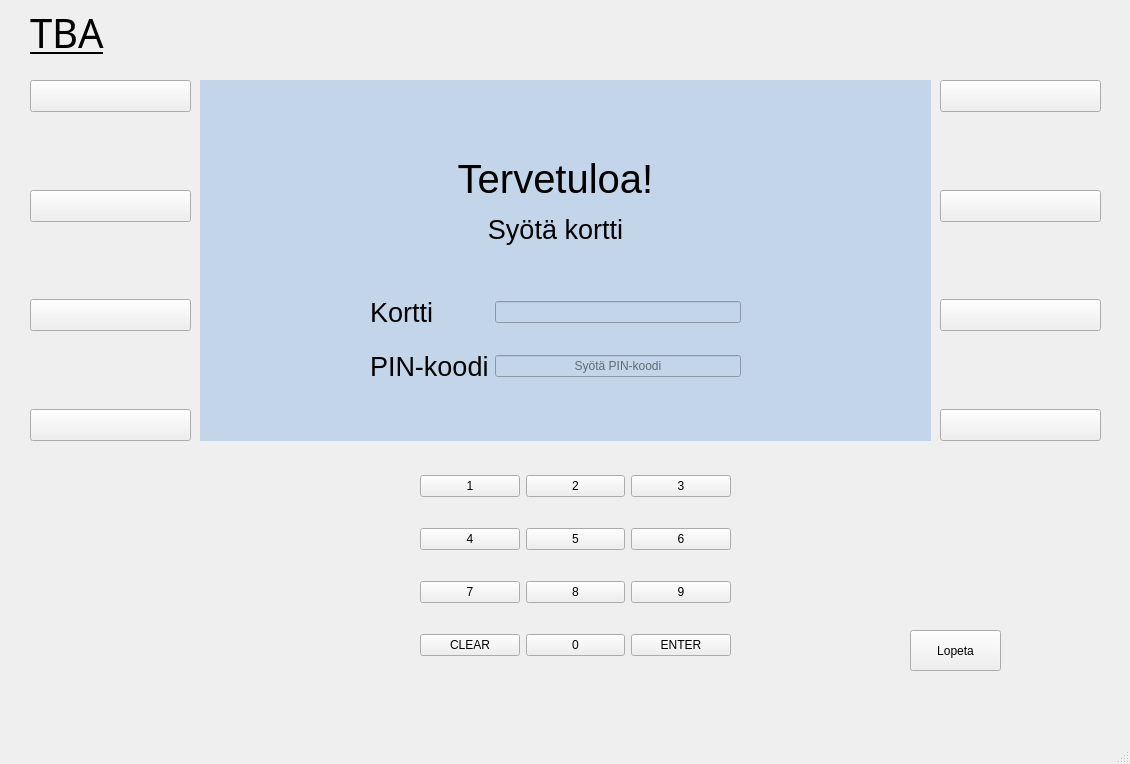
Qt form bank-automat/mainwindow.ui (maennenajere/ATM-Project-2024) before a commit.
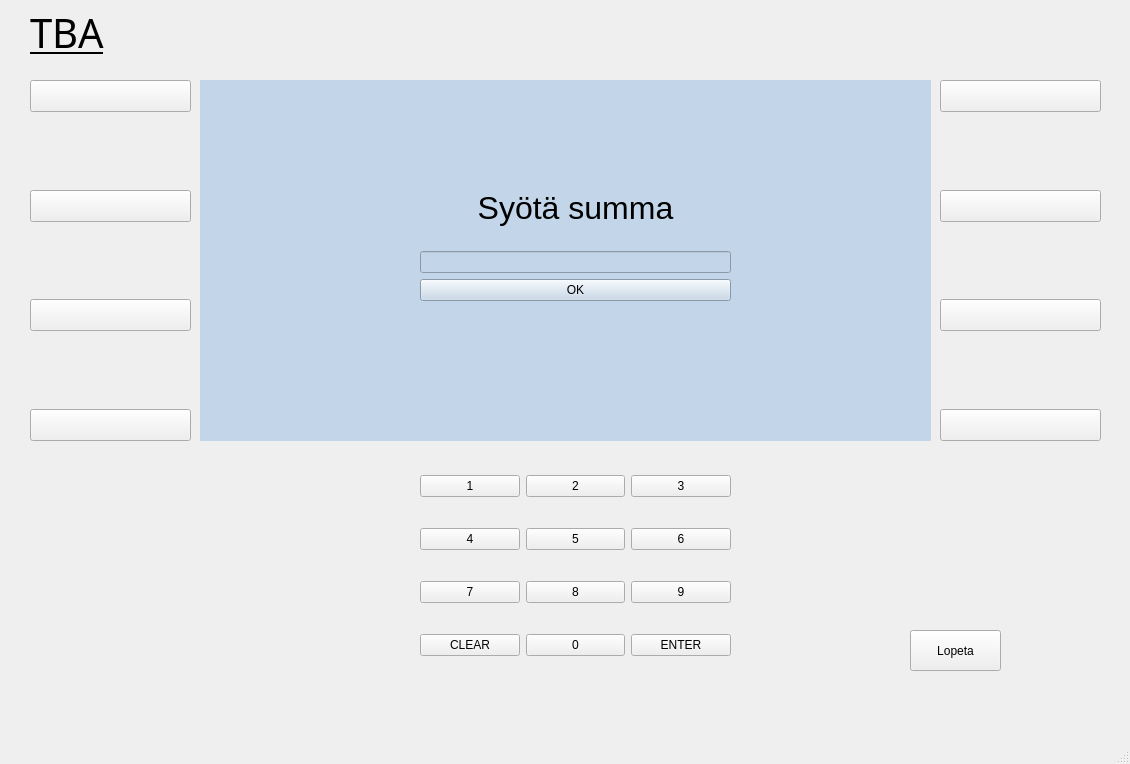
The same form after that commit. The open tabs and pages were chosen to show the change.

```diff
--- a/bank-automat/mainwindow.ui
+++ b/bank-automat/mainwindow.ui
@@ -85,10 +85,22 @@
        </rect>
       </property>
       <layout class="QGridLayout" name="LayoutInsert">
-       <item row="0" column="1">
+       <item row="0" column="0">
+        <widget class="QLabel" name="labelCardInfo">
+         <property name="font">
+          <font>
+           <pointsize>20</pointsize>
+          </font>
+         </property>
+         <property name="text">
+          <string>Kortti</string>
+         </property>
+        </widget>
+       </item>
+       <item row="0" column="2">
         <widget class="QLineEdit" name="lineEditCardInfo">
          <property name="readOnly">
-          <bool>true</bool>
+          <bool>false</bool>
          </property>
         </widget>
        </item>
@@ -104,7 +116,7 @@
          </property>
         </widget>
        </item>
-       <item row="1" column="1">
+       <item row="1" column="2">
         <widget class="QLineEdit" name="lineEditPinCode">
          <property name="autoFillBackground">
           <bool>false</bool>
@@ -5928,6 +5940,254 @@
       </property>
      </widget>
     </widget>
+    <widget class="QWidget" name="stackMuuSumma">
+     <widget class="QWidget" name="verticalLayoutWidget_4">
+      <property name="geometry">
+       <rect>
+        <x>220</x>
+        <y>90</y>
+        <width>311</width>
+        <height>131</height>
+       </rect>
+      </property>
+      <layout class="QVBoxLayout" name="verticalLayout_3">
+       <item>
+        <widget class="QLabel" name="label">
+         <property name="font">
+          <font>
+           <pointsize>24</pointsize>
+          </font>
+         </property>
+         <property name="styleSheet">
+          <string notr="true">color:black</string>
+         </property>
+         <property name="text">
+          <string>Syötä summa</string>
+         </property>
+         <property name="alignment">
+          <set>Qt::AlignCenter</set>
+         </property>
+        </widget>
+       </item>
+       <item>
+        <widget class="QLineEdit" name="lineEditMuuSumma">
+         <property name="readOnly">
+          <bool>false</bool>
+         </property>
+        </widget>
+       </item>
+       <item>
+        <widget class="QPushButton" name="pushButtonMuuSummaOK">
+         <property name="palette">
+          <palette>
+           <active>
+            <colorrole role="WindowText">
+             <brush brushstyle="SolidPattern">
+              <color alpha="255">
+               <red>0</red>
+               <green>0</green>
+               <blue>0</blue>
+              </color>
+             </brush>
+            </colorrole>
+            <colorrole role="Button">
+             <brush brushstyle="SolidPattern">
+              <color alpha="255">
+               <red>195</red>
+               <green>213</green>
+               <blue>232</blue>
+              </color>
+             </brush>
+            </colorrole>
+            <colorrole role="Text">
+             <brush brushstyle="SolidPattern">
+              <color alpha="255">
+               <red>0</red>
+               <green>0</green>
+               <blue>0</blue>
+              </color>
+             </brush>
+            </colorrole>
+            <colorrole role="ButtonText">
+             <brush brushstyle="SolidPattern">
+              <color alpha="255">
+               <red>0</red>
+               <green>0</green>
+               <blue>0</blue>
+              </color>
+             </brush>
+            </colorrole>
+            <colorrole role="Base">
+             <brush brushstyle="SolidPattern">
+              <color alpha="255">
+               <red>195</red>
+               <green>213</green>
+               <blue>232</blue>
+              </color>
+             </brush>
+            </colorrole>
+            <colorrole role="Window">
+             <brush brushstyle="SolidPattern">
+              <color alpha="255">
+               <red>195</red>
+               <green>213</green>
+               <blue>232</blue>
+              </color>
+             </brush>
+            </colorrole>
+            <colorrole role="PlaceholderText">
+             <brush brushstyle="SolidPattern">
+              <color alpha="128">
+               <red>0</red>
+               <green>0</green>
+               <blue>0</blue>
+              </color>
+             </brush>
+            </colorrole>
+           </active>
+           <inactive>
+            <colorrole role="WindowText">
+             <brush brushstyle="SolidPattern">
+              <color alpha="255">
+               <red>0</red>
+               <green>0</green>
+               <blue>0</blue>
+              </color>
+             </brush>
+            </colorrole>
+            <colorrole role="Button">
+             <brush brushstyle="SolidPattern">
+              <color alpha="255">
+               <red>195</red>
+               <green>213</green>
+               <blue>232</blue>
+              </color>
+             </brush>
+            </colorrole>
+            <colorrole role="Text">
+             <brush brushstyle="SolidPattern">
+              <color alpha="255">
+               <red>0</red>
+               <green>0</green>
+               <blue>0</blue>
+              </color>
+             </brush>
+            </colorrole>
+            <colorrole role="ButtonText">
+             <brush brushstyle="SolidPattern">
+              <color alpha="255">
+               <red>0</red>
+               <green>0</green>
+               <blue>0</blue>
+              </color>
+             </brush>
+            </colorrole>
+            <colorrole role="Base">
+             <brush brushstyle="SolidPattern">
+              <color alpha="255">
+               <red>195</red>
+               <green>213</green>
+               <blue>232</blue>
+              </color>
+             </brush>
+            </colorrole>
+            <colorrole role="Window">
+             <brush brushstyle="SolidPattern">
+              <color alpha="255">
+               <red>195</red>
+               <green>213</green>
+               <blue>232</blue>
+              </color>
+             </brush>
+            </colorrole>
+            <colorrole role="PlaceholderText">
+             <brush brushstyle="SolidPattern">
+              <color alpha="128">
+               <red>0</red>
+               <green>0</green>
+               <blue>0</blue>
+              </color>
+             </brush>
+            </colorrole>
+           </inactive>
+           <disabled>
+            <colorrole role="WindowText">
+             <brush brushstyle="SolidPattern">
+              <color alpha="255">
+               <red>0</red>
+               <green>0</green>
+               <blue>0</blue>
+              </color>
+             </brush>
+            </colorrole>
+            <colorrole role="Button">
+             <brush brushstyle="SolidPattern">
+              <color alpha="255">
+               <red>195</red>
+               <green>213</green>
+               <blue>232</blue>
+              </color>
+             </brush>
+            </colorrole>
+            <colorrole role="Text">
+             <brush brushstyle="SolidPattern">
+              <color alpha="255">
+               <red>0</red>
+               <green>0</green>
+               <blue>0</blue>
+              </color>
+             </brush>
+            </colorrole>
+            <colorrole role="ButtonText">
+             <brush brushstyle="SolidPattern">
+              <color alpha="255">
+               <red>0</red>
+               <green>0</green>
+               <blue>0</blue>
+              </color>
+             </brush>
+            </colorrole>
+            <colorrole role="Base">
+             <brush brushstyle="SolidPattern">
+              <color alpha="255">
+               <red>195</red>
+               <green>213</green>
+               <blue>232</blue>
+              </color>
+             </brush>
+            </colorrole>
+            <colorrole role="Window">
+             <brush brushstyle="SolidPattern">
+              <color alpha="255">
+               <red>195</red>
+               <green>213</green>
+               <blue>232</blue>
+              </color>
+             </brush>
+            </colorrole>
+            <colorrole role="PlaceholderText">
+             <brush brushstyle="SolidPattern">
+              <color alpha="128">
+               <red>0</red>
+               <green>0</green>
+               <blue>0</blue>
+              </color>
+             </brush>
+            </colorrole>
+           </disabled>
+          </palette>
+         </property>
+         <property name="styleSheet">
+          <string notr="true">color:black</string>
+         </property>
+         <property name="text">
+          <string>OK</string>
+         </property>
+        </widget>
+       </item>
+      </layout>
+     </widget>
+    </widget>
    </widget>
    <widget class="QPushButton" name="pushButtonQuit">
     <property name="geometry">
```
Left out of the diff: 132 changed lines with no effect on the pictures.
